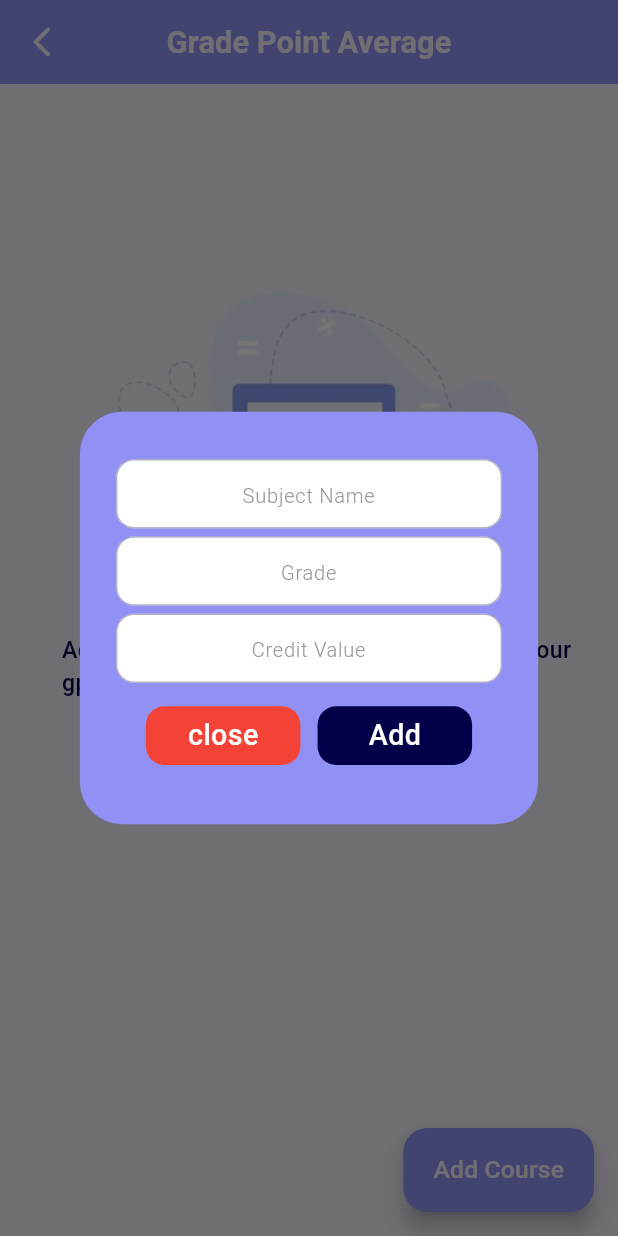
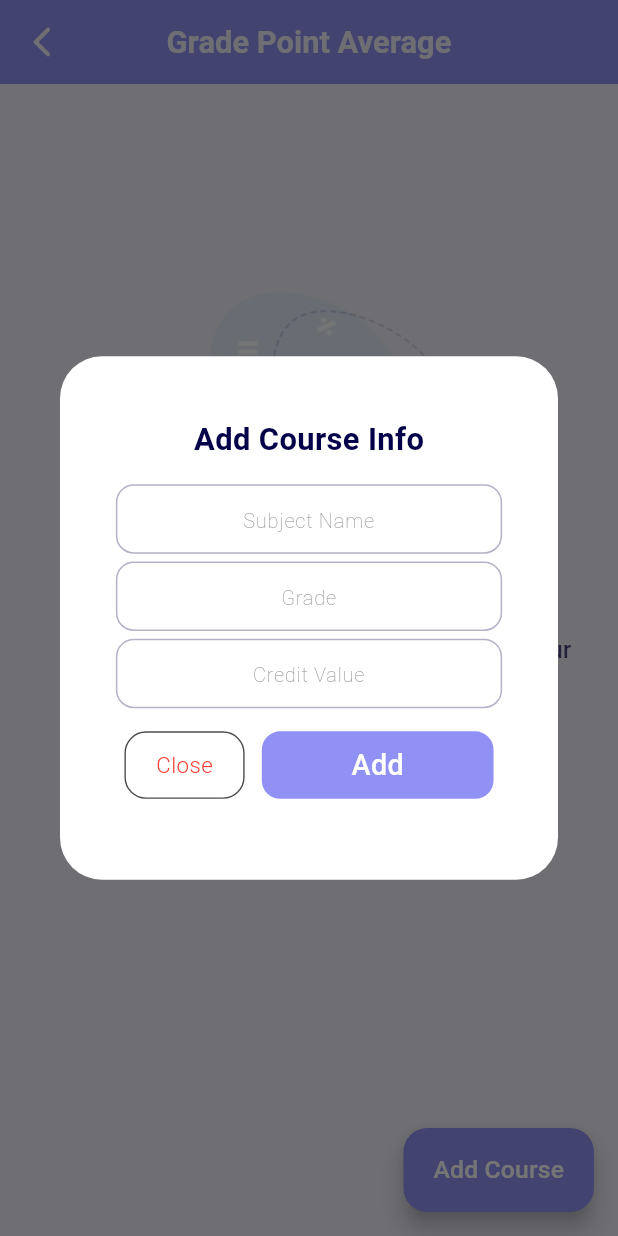
Before and after one commit to delbertkimbi/GPA_Guide, a Flutter app: the GetSubjectInfo screen opened by its route, after a tap on "Add Course", on a phone screen of 412 x 824 dp. Run offline on Flutter 3.47's test engine with Material 3 defaults, Android fonts, the light colour scheme and no system bars; our stand-ins replace auto_route, carousel_slider, dash_chat_2, firebase_auth, firebase_core, flutter_bloc and 11 more; accounts and stored records are empty; network calls fail.

```diff
--- a/gpa_calcos/lib/Presentation/Custom/Widgets/drawer.dart
+++ b/gpa_calcos/lib/Presentation/Custom/Widgets/drawer.dart
@@ -42,7 +42,7 @@ class _CustomDrawerState extends State<CustomDrawer> {
         children: [
           UserAccountsDrawerHeader(
             decoration: BoxDecoration(
-              color: MainColors.color2,
+              color: MainColors.color2.withOpacity(0.9),
             ),
             accountName: Text(
               'GPA Guide',
@@ -62,7 +62,7 @@ class _CustomDrawerState extends State<CustomDrawer> {
             ),
             currentAccountPicture: CircleAvatar(
               radius: 5.h,
-              backgroundColor: MainColors.color4,
+              backgroundColor: Colors.white,
               child: GestureDetector(
                 onTap: () {
                   showDialog(
--- a/gpa_calcos/lib/Presentation/Custom/files/colors.dart
+++ b/gpa_calcos/lib/Presentation/Custom/files/colors.dart
@@ -3,8 +3,8 @@ import 'package:flutter/material.dart';
 class MainColors {
   static Color color1 = const Color(0xff010048);
   static Color color2 = const Color(0xff9191F5);
+  static Color color5 = const Color(0xffFFFFFF);
   static Color color4 = const Color(0xffF1EFFA);
-
   static Color color3 = const Color(0xff949798);
   static Color hintTextColor = const Color(0xff7A798A);
 }
--- a/gpa_calcos/lib/Presentation/Custom/files/google_button.dart
+++ b/gpa_calcos/lib/Presentation/Custom/files/google_button.dart
@@ -22,11 +22,11 @@ class MainButton extends StatelessWidget {
   @override
   Widget build(BuildContext context) {
     return Container(
-      height: 35.h,
-      width: 222.h,
+      height: 43.h,
+      width: 225.h,
       decoration: BoxDecoration(
         color: color,
-        borderRadius: BorderRadius.all(Radius.circular(14.r)),
+        borderRadius: BorderRadius.all(Radius.circular(12.r)),
       ),
       child: Center(
         child: Row(
--- a/gpa_calcos/lib/Presentation/Custom/files/register_button.dart
+++ b/gpa_calcos/lib/Presentation/Custom/files/register_button.dart
@@ -2,7 +2,6 @@
 
 import 'package:flutter/material.dart';
 import 'package:flutter_screenutil/flutter_screenutil.dart';
-import 'package:gpa_calcos/Presentation/Custom/files/colors.dart';
 
 class RegisterButton extends StatelessWidget {
   final String text;
@@ -22,7 +21,7 @@ class RegisterButton extends StatelessWidget {
   @override
   Widget build(BuildContext context) {
     return Container(
-      height: 38.h,
+      height: 45.h,
       width: 222.h,
       decoration: BoxDecoration(
         color: color,
--- a/gpa_calcos/lib/Presentation/Custom/files/text.dart
+++ b/gpa_calcos/lib/Presentation/Custom/files/text.dart
@@ -5,7 +5,7 @@ class CustomTextStyles {
   String header1Text = 'GPA Guide';
   TextStyle header1 = TextStyle(
     fontWeight: FontWeight.bold,
-    fontSize: 30.sp,
+    fontSize: 25.sp,
     color: const Color(0xff010048),
   );
   TextStyle header2 = TextStyle(
--- a/gpa_calcos/lib/Presentation/Custom/files/textfield.dart
+++ b/gpa_calcos/lib/Presentation/Custom/files/textfield.dart
@@ -58,7 +58,7 @@ class CustomTextField extends StatelessWidget {
           hintStyle: TextStyle(
             color: MainColors.color3,
             fontSize: 13.sp,
-            fontWeight: FontWeight.w300,
+            fontWeight: FontWeight.w100,
           ),
         ),
       ),
--- a/gpa_calcos/lib/Presentation/screens/GPA Calculations/get_gpa_info.dart
+++ b/gpa_calcos/lib/Presentation/screens/GPA Calculations/get_gpa_info.dart
@@ -36,7 +36,7 @@ class _GetSubjectInfoState extends State<GetSubjectInfo> {
           label: Text(
             "Add Course",
             style: TextStyle(
-              color: MainColors.color4,
+              color: MainColors.color5,
               fontSize: 16.sp,
               fontWeight: FontWeight.w500,
             ),
@@ -89,7 +89,7 @@ class _GetSubjectInfoState extends State<GetSubjectInfo> {
                               style: TextStyle(
                                 fontSize: 15.sp,
                                 fontWeight: FontWeight.w500,
-                                color: MainColors.color1,
+                                color: MainColors.color1.withOpacity(.7),
                               ),
                             ),
                           ),
@@ -157,7 +157,7 @@ class _GetSubjectInfoState extends State<GetSubjectInfo> {
                                 style: TextStyle(
                                   color: MainColors.color1,
                                   fontSize: 16.sp,
-                                  fontWeight: FontWeight.w600,
+                                  fontWeight: FontWeight.w500,
                                 ),
                               ),
                             ],
@@ -177,9 +177,9 @@ class _GetSubjectInfoState extends State<GetSubjectInfo> {
                             ],
                           ),
                           trailing: IconButton(
-                            icon: const Icon(
+                            icon: Icon(
                               Icons.delete,
-                              color: Colors.red,
+                              color: Colors.red.withOpacity(.9),
                             ),
                             onPressed: () {
                               showDialog(
@@ -292,11 +292,14 @@ class _GetSubjectInfoState extends State<GetSubjectInfo> {
                                 'Calculated GPA is outside the valid range (0 - 4).');
                       }
                     },
+                    child: Container(
+                      margin: EdgeInsets.fromLTRB(20.r, 0, 15.r, 0),
                       child: RegisterButton(
                         textSize: 20.r,
                         text: 'Calculate',
                         color: MainColors.color1,
-                      fontWeight: FontWeight.w500,
+                        fontWeight: FontWeight.w600,
+                      ),
                     ),
                   ),
                 );
@@ -323,12 +326,26 @@ class _GetSubjectInfoState extends State<GetSubjectInfo> {
     return showDialog(
       context: context,
       builder: (context) => AlertDialog(
-        backgroundColor: MainColors.color2,
-        content: Column(
+        backgroundColor: MainColors.color5,
+        content: SizedBox(
+          height: 300.h,
+          width: 300.w,
+          child: Column(
             mainAxisSize: MainAxisSize.min,
             mainAxisAlignment: MainAxisAlignment.center,
             crossAxisAlignment: CrossAxisAlignment.center,
             children: [
+              SizedBox(
+                height: 10.h,
+              ),
+              Text(
+                'Add Course Info',
+                style: TextStyle(
+                  color: MainColors.color1,
+                  fontWeight: FontWeight.w600,
+                  fontSize: 20.sp,
+                ),
+              ),
               SizedBox(
                 height: 15.h,
               ),
@@ -387,12 +404,30 @@ class _GetSubjectInfoState extends State<GetSubjectInfo> {
                       GestureDetector(
                         onTap: () => Navigator.of(context).pop(),
                         child: SizedBox(
-                        width: 90.w,
-                        child: RegisterButton(
-                          textSize: 18.sp,
-                          text: 'close',
+                          width: 70.w,
+                          height: 45,
+                          child: Container(
+                            height: 38.h,
+                            width: 222.h,
+                            decoration: BoxDecoration(
+                              color: Colors.white,
+                              borderRadius:
+                                  BorderRadius.all(Radius.circular(14.r)),
+                              border: Border.all(
+                                width: .9.r,
+                                color: Colors.black.withOpacity(.7),
+                              ),
+                            ),
+                            child: Center(
+                              child: Text(
+                                'Close',
+                                style: TextStyle(
                                   color: Colors.red,
-                          fontWeight: FontWeight.w500,
+                                  fontSize: 14.5.sp,
+                                  fontWeight: FontWeight.w300,
+                                ),
+                              ),
+                            ),
                           ),
                         ),
                       ),
@@ -401,7 +436,8 @@ class _GetSubjectInfoState extends State<GetSubjectInfo> {
                       ),
                       GestureDetector(
                         onTap: () {
-                        String subjectName = subjectNameController.text.trim();
+                          String subjectName =
+                              subjectNameController.text.trim();
                           String grade = gradeController.text.trim();
                           String creditValueString =
                               creditValueNameController.text.trim();
@@ -447,12 +483,13 @@ class _GetSubjectInfoState extends State<GetSubjectInfo> {
                               mainColors);
                         },
                         child: SizedBox(
-                        width: 90.w,
+                          width: 135.w,
+                          height: 45,
                           child: RegisterButton(
                             textSize: 18.sp,
                             text: 'Add',
                             color: MainColors
-                              .color1, // Disable button or change color on error
+                                .color2, // Disable button or change color on error
                             fontWeight: FontWeight.w500,
                           ),
                         ),
@@ -467,6 +504,7 @@ class _GetSubjectInfoState extends State<GetSubjectInfo> {
             ],
           ),
         ),
+      ),
     );
   }
 
--- a/gpa_calcos/lib/Presentation/screens/auth/custom/password_textfield.dart
+++ b/gpa_calcos/lib/Presentation/screens/auth/custom/password_textfield.dart
@@ -25,8 +25,8 @@ class _PasswordFormFieldState extends State<PasswordFormField> {
   Widget build(BuildContext context) {
     return Center(
       child: SizedBox(
-        height: 38.h, // Maintain consistent height
-        width: 222.h,
+        height: 45.h, // Maintain consistent height
+        width: 250.h,
         child: TextFormField(
           controller: widget.controller,
           obscureText: _hideText,
@@ -38,7 +38,7 @@ class _PasswordFormFieldState extends State<PasswordFormField> {
             hintText: widget.labelText,
             hintStyle: TextStyle(
               color: MainColors.color3,
-              fontSize: 14.sp,
+              fontSize: 13.sp,
               fontWeight: FontWeight.w300,
             ),
             border: OutlineInputBorder(
--- a/gpa_calcos/lib/Presentation/screens/splash/icon_landing.dart
+++ b/gpa_calcos/lib/Presentation/screens/splash/icon_landing.dart
@@ -19,7 +19,7 @@ class _IconLandingPageState extends State<IconLandingPage> {
   late Timer _timer;
   @override
   void initState() {
-    _timer = Timer(const Duration(seconds: 4), () {
+    _timer = Timer(const Duration(seconds: 3), () {
       FirebaseAuth.instance.authStateChanges().listen((User? user) {
         if (user != null) {
           context.router
@@ -47,7 +47,7 @@ class _IconLandingPageState extends State<IconLandingPage> {
   Widget build(BuildContext context) {
     return SafeArea(
       child: Scaffold(
-          backgroundColor: MainColors.color4,
+          backgroundColor: MainColors.color5,
           body: Center(
             child: Column(
               mainAxisAlignment: MainAxisAlignment.center,
--- a/gpa_calcos/lib/main.dart
+++ b/gpa_calcos/lib/main.dart
@@ -50,6 +50,7 @@ class MyApp extends StatelessWidget {
             ),
             colorScheme: ColorScheme.fromSeed(
               seedColor: const Color(0xffDDDDFF),
+              // seedColor: MainColors.color1,
             ),
             useMaterial3: true,
           ),
```
Also changed, not shown: gpa_calcos/lib/Presentation/screens/GPA Calculations/gpa_results.dart (+4 -3 lines), gpa_calcos/lib/Presentation/screens/GPA goals/individual_goals.dart (+2 -17 lines), gpa_calcos/lib/Presentation/screens/Grading Systems/grading_system.dart (+5 -3 lines), gpa_calcos/lib/Presentation/screens/auth/signup.dart (+13 -6 lines), gpa_calcos/lib/Presentation/screens/user_profile.dart (+7 -16 lines), gpa_calcos/lib/home.dart (+15 -50 lines), 1 other file. Lines whose indentation alone changed are shown as unchanged.
